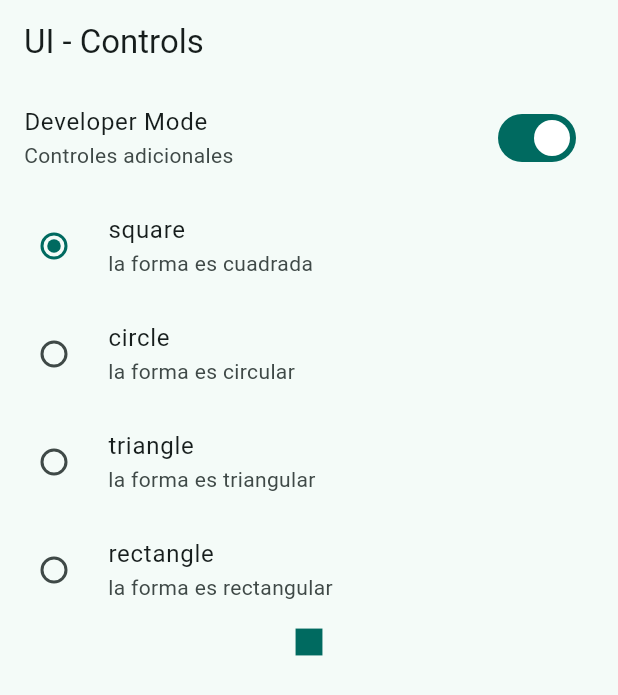
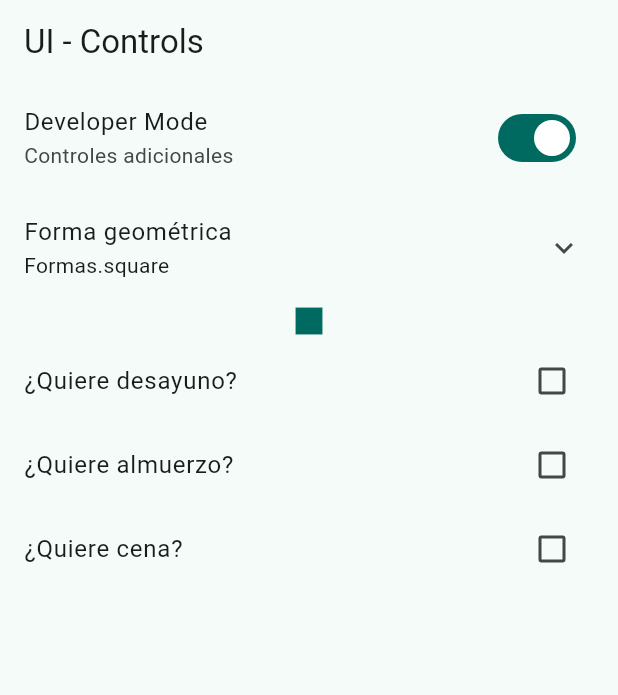
Before and after one commit to auth3rz/app_widgets, a Flutter app: the UiControlsScreen screen opened by its route, on a phone screen of 412 x 824 dp. Shown: the top 695 px of the screen. Run offline on Flutter 3.47's test engine with Material 3 defaults, Android fonts, the phone set to English and light mode, and no system bars; our stand-ins replace go_router.

Commit message:
app widgets fernando herrera

```diff
--- a/lib/presentation/screens/progress/progress_screen.dart
+++ b/lib/presentation/screens/progress/progress_screen.dart
@@ -13,7 +13,7 @@ class ProgressScreen extends StatelessWidget {
         title: const Text('Progress Indicators'),
         centerTitle: false,
       ),
-      body: _ProgressView(),
+      body: const _ProgressView(),
     );
   }
 }
--- a/lib/presentation/screens/ui_controls/ui_controls_screen.dart
+++ b/lib/presentation/screens/ui_controls/ui_controls_screen.dart
@@ -28,12 +28,14 @@ enum Formas {square, circle, triangle, rectangle}
 
 class _UiControlsViewState extends State<_UiControlsView> {
 
-  bool isDeveloper = true;
+  bool isDeveloper    = true;
+  bool quiereDesayuno = false;
+  bool quiereAlmuerzo = false;
+  bool quiereCena     = false;
 
   Formas formas = Formas.square;
 
   IconData muestra = Icons.square;
-
 
   @override
   Widget build(BuildContext context) {
@@ -47,13 +49,34 @@ class _UiControlsViewState extends State<_UiControlsView> {
           value: isDeveloper,
           onChanged: (v) => setState(() => isDeveloper = v)
         ),
-        radioR('square',    'cuadrada',    Formas.square,    Icons.square),
-        radioR('circle',    'circular',    Formas.circle,    Icons.circle),
-        radioR('triangle',  'triangular',  Formas.triangle,  Icons.play_arrow_sharp),
-        radioR('rectangle', 'rectangular', Formas.rectangle, Icons.rectangle),
+        ExpansionTile(
+          title: const Text('Forma geométrica'),
+          subtitle: Text('$formas'),
+          children: [
+            radioR('square',    'cuadrada',    Formas.square,    Icons.square),
+            radioR('circle',    'circular',    Formas.circle,    Icons.circle),
+            radioR('triangle',  'triangular',  Formas.triangle,  Icons.play_arrow_sharp),
+            radioR('rectangle', 'rectangular', Formas.rectangle, Icons.rectangle),
+          ],
+        ),
         Center(child: Icon(
           muestra, color: isDeveloper ? color.primary : color.inversePrimary,
-        ))
+        )),
+        CheckboxListTile(
+          title: const Text('¿Quiere desayuno?'),
+          value: quiereDesayuno,
+          onChanged: (v) => setState(() => quiereDesayuno = v!),
+        ),
+        CheckboxListTile(
+          title: const Text('¿Quiere almuerzo?'),
+          value: quiereAlmuerzo,
+          onChanged: (v) => setState(() => quiereAlmuerzo = v!),
+        ),
+        CheckboxListTile(
+          title: const Text('¿Quiere cena?'),
+          value: quiereCena,
+          onChanged: (v) => setState(() => quiereCena = v!),
+        )
       ],
     );
   }
```
